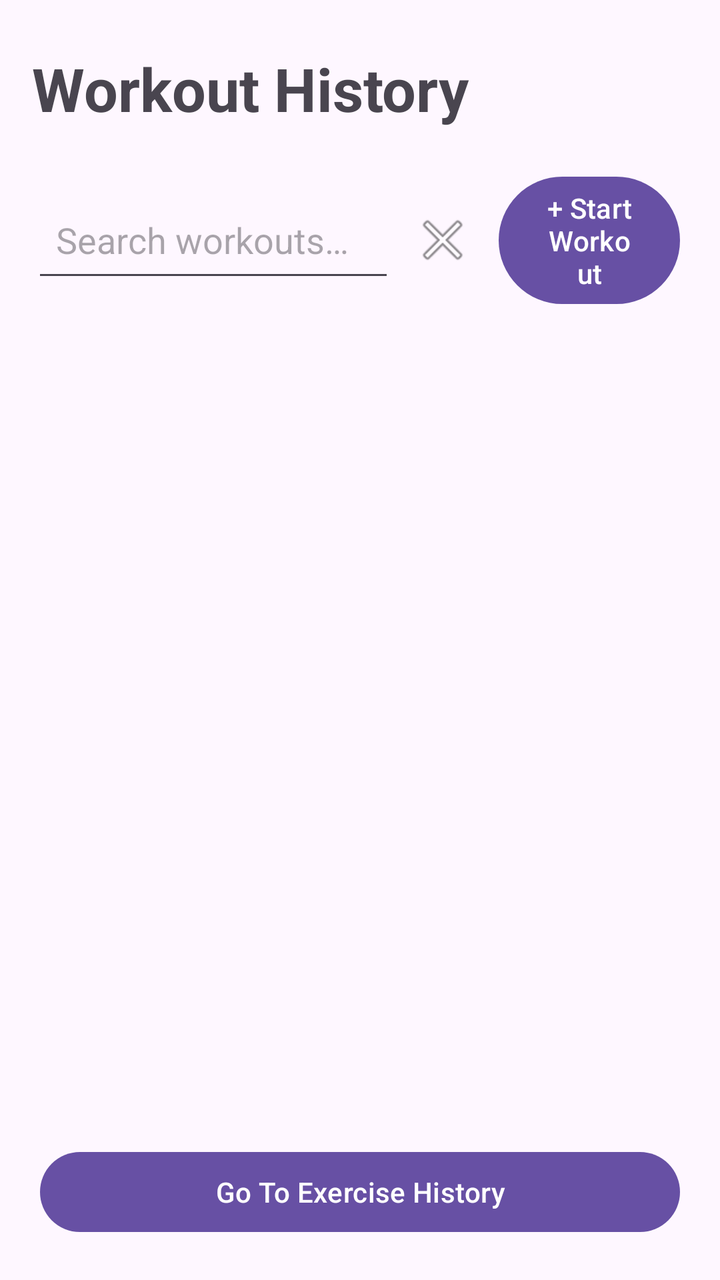
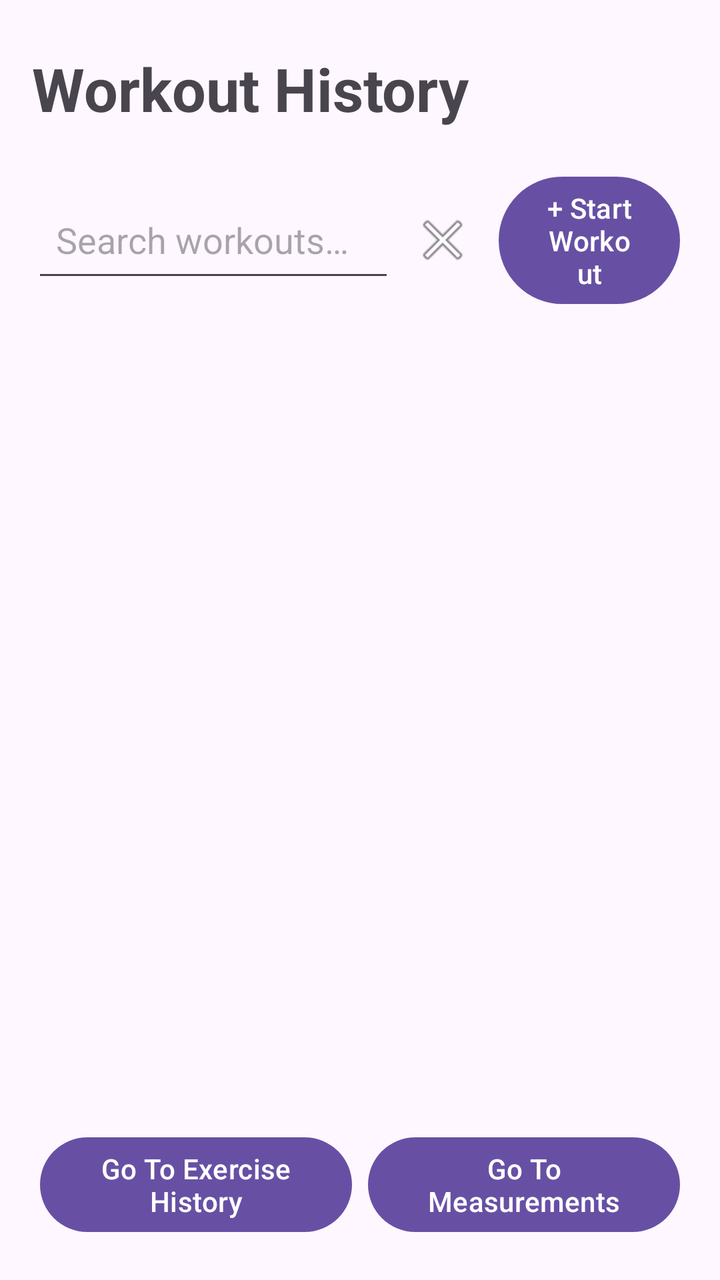

Before-and-after screenshots of an Android layout around one commit, followed by the original layout XML and the change that was made.
<!-- AndroidManifest.xml: application theme Theme.FitnessGuru -->
<!-- res/layout/activity_main.xml -->
<?xml version="1.0" encoding="utf-8"?>
<LinearLayout xmlns:android="http://schemas.android.com/apk/res/android"
    android:orientation="vertical"
    android:padding="16dp"
    android:layout_width="match_parent"
    android:layout_height="match_parent">

    <TextView
        android:id="@+id/appTitle"
        android:text="Workout History"
        android:textSize="30sp"
        android:textStyle="bold"
        android:layout_width="match_parent"
        android:layout_height="wrap_content"
        android:paddingTop="8dp"
        android:paddingBottom="16dp"/>

    <LinearLayout
        android:orientation="horizontal"
        android:gravity="center_vertical"
        android:layout_width="match_parent"
        android:layout_height="wrap_content">

        <EditText
            android:id="@+id/searchInput"
            android:hint="Search workouts…"
            android:singleLine="true"
            android:imeOptions="actionSearch"
            android:padding="12dp"
            android:minHeight="52dp"
            android:layout_width="0dp"
            android:layout_weight="1"
            android:layout_height="wrap_content"/>

        <ImageButton
            android:id="@+id/clearSearch"
            android:contentDescription="Clear search"
            android:src="@android:drawable/ic_menu_close_clear_cancel"
            android:background="?attr/selectableItemBackgroundBorderless"
            android:minWidth="48dp"
            android:minHeight="48dp"
            android:layout_width="48dp"
            android:layout_height="48dp"/>

        <Button
            android:id="@+id/newWorkout"
            android:layout_width="0dp"
            android:layout_weight="0.5"
            android:layout_height="wrap_content"
            android:minHeight="48dp"
            android:text="+ Start Workout"
            android:layout_margin="4dp"/>

    </LinearLayout>

    <TextView
        android:id="@+id/emptyMessage"
        android:text="No workouts yet. Start a workout to see it here!!"
        android:gravity="center"
        android:visibility="gone"
        android:layout_width="match_parent"
        android:layout_height="wrap_content"
        android:padding="24dp"/>

    <androidx.recyclerview.widget.RecyclerView
        android:id="@+id/workoutList"
        android:clipToPadding="false"
        android:paddingTop="12dp"
        android:layout_width="match_parent"
        android:layout_height="0dp"
        android:layout_weight="1"/>

    <Button
        android:id="@+id/goToExerciseHistory"
        android:layout_width="match_parent"
        android:layout_height="wrap_content"
        android:minHeight="48dp"
        android:text="Go To Exercise History"
        android:layout_margin="4dp"/>

</LinearLayout>
<!-- resources referenced by this layout -->
<resources>
  <style name="Theme.FitnessGuru" parent="Base.Theme.FitnessGuru" />
  <style name="Base.Theme.FitnessGuru" parent="Theme.Material3.DayNight.NoActionBar">
          
          
      </style>
</resources>

<!-- the commit's change to res/layout/activity_main.xml (unified diff, before → after) -->
@@ -70,12 +70,30 @@
         android:layout_height="0dp"
         android:layout_weight="1"/>
 
-    <Button
-        android:id="@+id/goToExerciseHistory"
+    <LinearLayout
+        android:orientation="horizontal"
+        android:gravity="center_vertical"
         android:layout_width="match_parent"
-        android:layout_height="wrap_content"
-        android:minHeight="48dp"
-        android:text="Go To Exercise History"
-        android:layout_margin="4dp"/>
+        android:layout_height="wrap_content">
+
+        <Button
+            android:id="@+id/goToExerciseHistory"
+            android:layout_width="0dp"
+            android:layout_weight="1"
+            android:layout_height="wrap_content"
+            android:minHeight="48dp"
+            android:text="Go To Exercise History"
+            android:layout_margin="4dp"/>
+
+        <Button
+            android:id="@+id/goToMeasurements"
+            android:layout_width="0dp"
+            android:layout_weight="1"
+            android:layout_height="wrap_content"
+            android:minHeight="48dp"
+            android:text="Go To Measurements"
+            android:layout_margin="4dp"/>
+
+    </LinearLayout>
 
 </LinearLayout>
